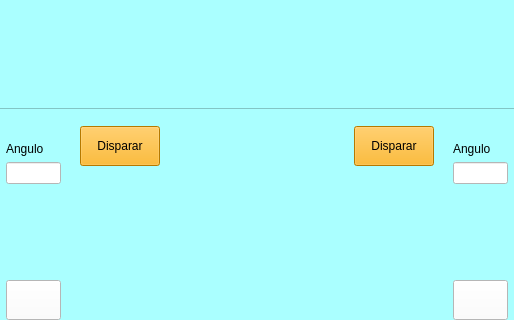
ana-henao/Proyecto-Final---Naval-warfare-mediterraneum, file VideoJuego/mainwindow.ui: the form before one commit; both pictures show x 143 to 657 and y 356 to 676 of the 800 by 803 pixel window.
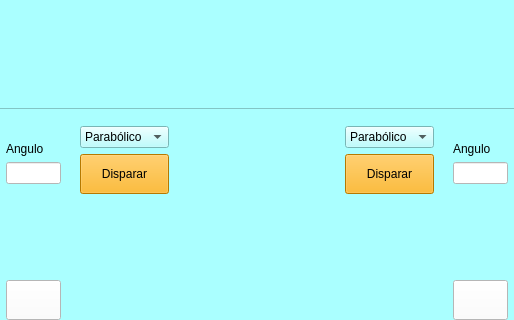
The form after the commit. Icons and pictures are not drawn.

The edit to the form file:
```diff
--- a/VideoJuego/mainwindow.ui
+++ b/VideoJuego/mainwindow.ui
@@ -440,7 +440,21 @@
          <number>5</number>
         </property>
         <item>
-         <widget class="QPushButton" name="pushButton_10">
+         <widget class="QComboBox" name="tipo1">
+          <item>
+           <property name="text">
+            <string>Parabólico</string>
+           </property>
+          </item>
+          <item>
+           <property name="text">
+            <string>MRUA</string>
+           </property>
+          </item>
+         </widget>
+        </item>
+        <item>
+         <widget class="QPushButton" name="Disparar1">
           <property name="minimumSize">
            <size>
             <width>0</width>
@@ -502,7 +516,21 @@
          <number>5</number>
         </property>
         <item>
-         <widget class="QPushButton" name="pushButton_11">
+         <widget class="QComboBox" name="tipo2">
+          <item>
+           <property name="text">
+            <string>Parabólico</string>
+           </property>
+          </item>
+          <item>
+           <property name="text">
+            <string>MRUA</string>
+           </property>
+          </item>
+         </widget>
+        </item>
+        <item>
+         <widget class="QPushButton" name="Disparar2">
           <property name="minimumSize">
            <size>
             <width>0</width>
```
Left out of the diff: 91 changed lines with no effect on the pictures.
